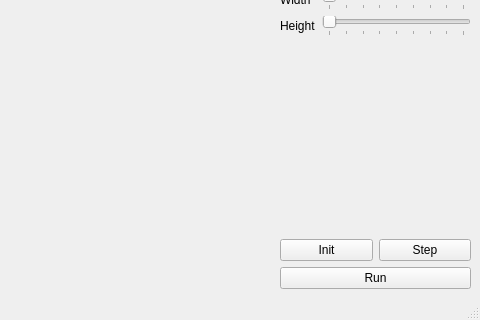
Old version of the form MainWindow.ui in the repository thomasdeniau/pyfauxfur; both pictures show x 135 to 615 and y 131 to 451 of the 615 by 451 pixel window.
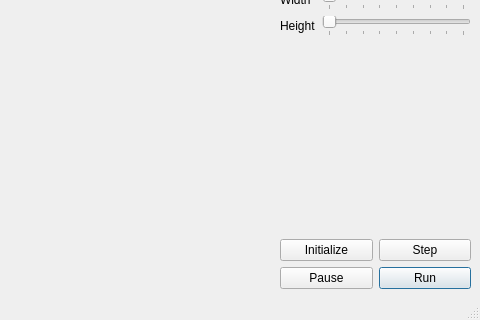
New version of the form. Custom widgets are drawn as their Qt base class.

Commit message: Add pause button Remove commented out OpenGL code : texture.blit() does exactly the same thing in fact !

What changed in the file:
```diff
--- a/MainWindow.ui
+++ b/MainWindow.ui
@@ -140,7 +140,7 @@
         <item>
          <widget class="QPushButton" name="initButton" >
           <property name="text" >
-           <string>Init</string>
+           <string>Initialize</string>
           </property>
          </widget>
         </item>
@@ -155,11 +155,21 @@
       </item>
       <item>
        <layout class="QHBoxLayout" name="horizontalLayout_2" >
+        <item>
+         <widget class="QPushButton" name="pauseButton" >
+          <property name="text" >
+           <string>Pause</string>
+          </property>
+         </widget>
+        </item>
         <item>
          <widget class="QPushButton" name="runButton" >
           <property name="text" >
            <string>Run</string>
           </property>
+          <property name="default" >
+           <bool>true</bool>
+          </property>
          </widget>
         </item>
        </layout>
```
Left out of the diff: 2 changed lines with no effect on the pictures. The commit also changes 5 other files.
